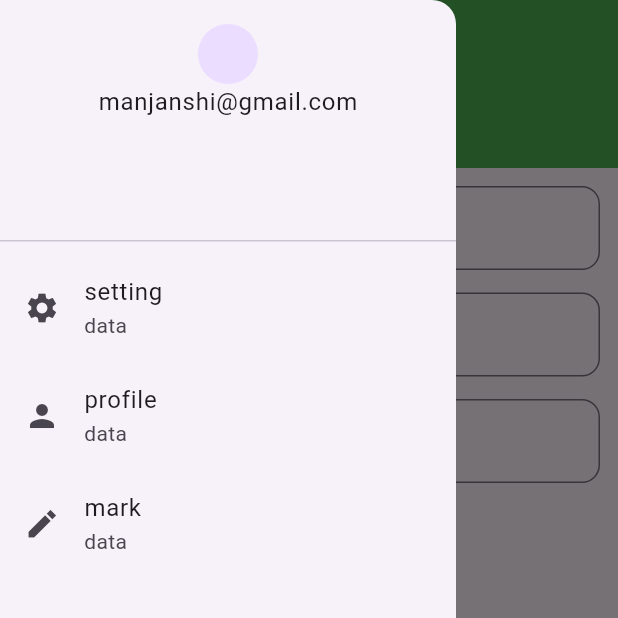
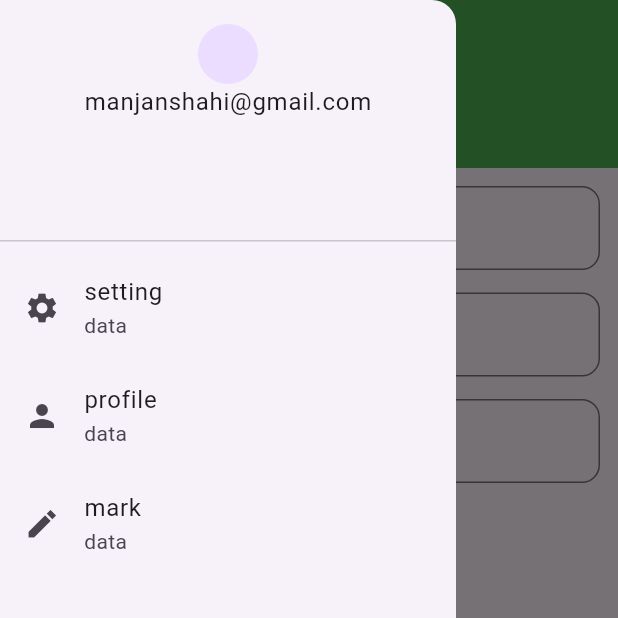
Before and after one commit to Manjan855/flutter_practice, a Flutter app: the screen it shows after launch, with the side drawer open, on a phone screen of 412 x 824 dp, the top half of it. Run offline on Flutter 3.47's test engine with Material 3 defaults, Android fonts, the light colour scheme and no system bars; our stand-ins replace font_awesome_flutter, go_router, google_fonts.

Commit message:
Update email address in DrawerHeader
correcting spelling

```diff
--- a/lib/buttons/my_drawer_widget.dart
+++ b/lib/buttons/my_drawer_widget.dart
@@ -10,7 +10,7 @@ class MyWiget extends StatelessWidget {
         children: [
           DrawerHeader(
             child: Column(
-              children: [CircleAvatar(), Text("manjanshi@gmail.com")],
+              children: [CircleAvatar(), Text("manjanshahi@gmail.com")],
             ),
           ),
           ListTile(
```
